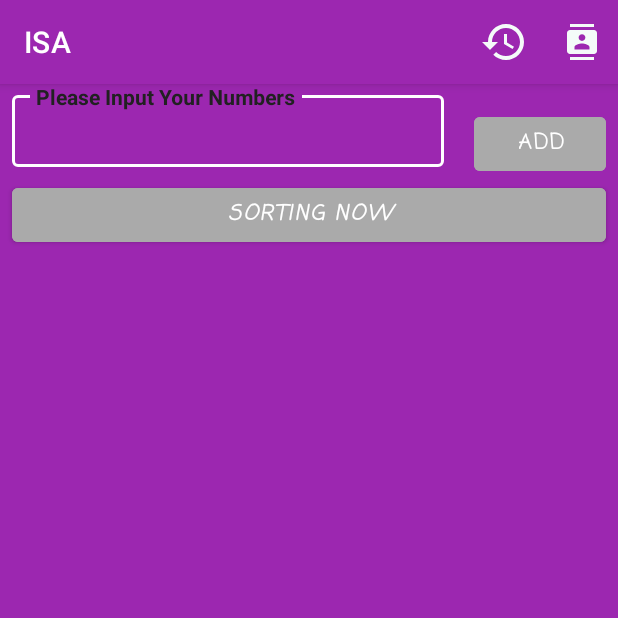
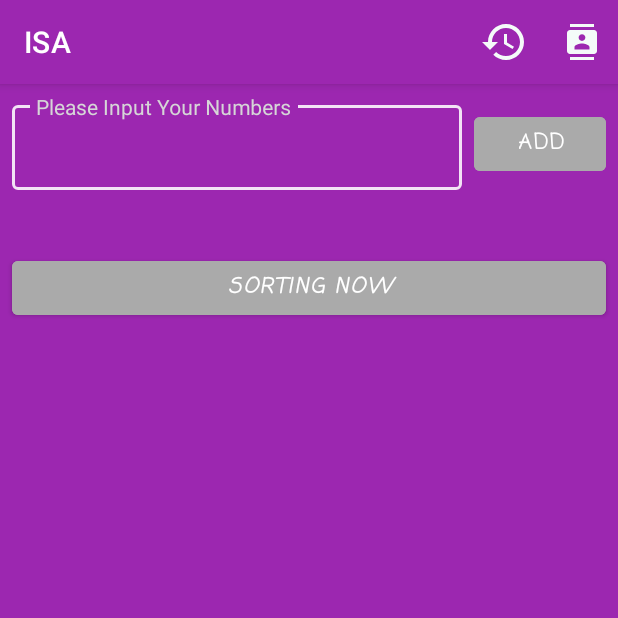
Before and after one commit to neosbob/CPSC542Test, an Android app: the screen it shows after launch (sort), after a tap on "SORTING NOW", on a phone screen of 412 x 824 dp, the top half of it. Run offline under Robolectric (Android 15) with nearby library versions, the phone set to English and light mode, and no system bars; libraries missing offline, so code that uses them is left out: edu.fullerton, es.dmoral.toasty; Roboto replaces fonts that are not available here; 2 statements that could not run were skipped.

```diff
--- a/app/build.gradle
+++ b/app/build.gradle
@@ -41,6 +41,7 @@ dependencies {
     implementation 'pl.droidsonroids.gif:android-gif-drawable:1.2.3'
     implementation 'com.google.android.material:material:1.1.0-alpha06'
     implementation 'net.steamcrafted:materialiconlib:1.1.5'
+    implementation 'com.github.GrenderG:Toasty:1.4.2'
 
 
 
--- a/app/src/main/java/edu/fullerton/AdvSofwareProcess/InsertionSortApp/MainActivity.kt
+++ b/app/src/main/java/edu/fullerton/AdvSofwareProcess/InsertionSortApp/MainActivity.kt
@@ -25,7 +25,7 @@ class MainActivity : AppCompatActivity() {
 
             startActivity(intentS)
 
-        }, 4000)
+        }, 3000)
 
 
 
--- a/app/src/main/java/edu/fullerton/AdvSofwareProcess/InsertionSortApp/sort.kt
+++ b/app/src/main/java/edu/fullerton/AdvSofwareProcess/InsertionSortApp/sort.kt
@@ -6,10 +6,14 @@ import android.os.Bundle
 import android.util.Log
 import android.view.Menu
 import android.view.MenuItem
+import android.view.View
 import android.view.View.INVISIBLE
 import android.view.View.VISIBLE
 import android.widget.ArrayAdapter
 import android.widget.Toast
+import androidx.appcompat.app.AlertDialog
+import androidx.core.graphics.toColorInt
+import es.dmoral.toasty.Toasty
 import kotlinx.android.synthetic.main.activity_sort.*
 import kotlinx.android.synthetic.main.activity_sort.view.*
 
@@ -87,18 +91,16 @@ class sort : AppCompatActivity() {
     
 
      */
-    fun Condition_add(num: Int) : String {
+    fun Condition_add(num: Int) : Boolean {
 
-        if (num >=  0 && num <= 9 ){
+        if (num in 0.rangeTo(9) ){
 
             Datas.add(num)
             result.add(Datas.toString())
-            return ""
+            return true
         }
 
-        else{
-            return "Your Input not in range 0-9"
-        }
+        return false
 
     }
     /*
@@ -107,21 +109,21 @@ class sort : AppCompatActivity() {
      The minimum input size = 2 (otherwise, issue an error message)
 
      */
-    fun Check_Size (arrays: ArrayList<Int>):String{
+    fun Check_Size (arrays: ArrayList<Int>):Int{
 
         if ( arrays.size < 2 )
         {
-            return "Minimum two integers in order to sort"
+            return 1
         }
         else if ( arrays.size > 8 ){
-            return "Maximum  eight numbers in order to sort"
+            return 2
 
         }
         else{
 
             InsertionSort(arrays)
 
-            return ""
+            return 0
         }
 
     }
@@ -129,9 +131,12 @@ class sort : AppCompatActivity() {
 
 
 
+
     override fun onCreate(savedInstanceState: Bundle?) {
         super.onCreate(savedInstanceState)
         setContentView(R.layout.activity_sort)
+
+
 
 
         // make an contructor for simple textview in the datas array
@@ -155,12 +160,15 @@ class sort : AppCompatActivity() {
             else {
              t = input.split(" ",",") as ArrayList<String>
 
-                Log.i("string", t.toString());
 
                 t.forEach() {
 
+                    if(!Condition_add(it.toInt())) {
 
-                    Toast.makeText(this, Condition_add(it.toInt()), Toast.LENGTH_LONG).show()
+                        Toasty.error(this, "Your Input not in Range 0-9", Toast.LENGTH_LONG, true)
+                            .show()
+                        Datas.clear()
+                    }
                     adapter.notifyDataSetChanged()
                     // this is the internal function use for notify the list change and update layout
                 }
@@ -170,14 +178,29 @@ class sort : AppCompatActivity() {
         process.setOnClickListener {
 
             result.clear()
-            Toast.makeText(this,  Check_Size(Datas), Toast.LENGTH_LONG).show()
 
 
-            if( Check_Size(Datas) == "") {
+            Toasty.Config.getInstance().tintIcon(true).apply()
+
+            if( Check_Size(Datas) == 1 ) {
+                Datas.clear()
+
+
+                Toasty.error(this,  "Minimum Two Numbers For Sorting", Toast.LENGTH_SHORT, true).show()
+
+            }
+            else if (Check_Size(Datas) == 2){
+                Datas.clear()
+                Toasty.error(this,  "Maximum Eight Numbers For Sorting", Toast.LENGTH_SHORT, true).show()
+
+            }
+            else {
+
                 clear.visibility = VISIBLE
+
+
             }
             adapter.notifyDataSetChanged()
-
 
 
         }
@@ -195,6 +218,8 @@ class sort : AppCompatActivity() {
         }
 
     }
+
+
 
     override fun onCreateOptionsMenu(menu: Menu): Boolean {
         menuInflater.inflate(R.menu.actionbar_items, menu)
--- a/app/src/main/res/layout/activity_sort.xml
+++ b/app/src/main/res/layout/activity_sort.xml
@@ -10,10 +10,10 @@
     <androidx.constraintlayout.widget.Guideline
         android:id="@+id/guideline2"
         android:layout_width="0dp"
-        android:layout_height="0dp"
-        android:layout_marginTop="100dp"
+        android:layout_height="wrap_content"
+        android:layout_marginTop="200dp"
         android:orientation="horizontal"
-        app:layout_constraintGuide_begin="137dp"
+        app:layout_constraintGuide_begin="168dp"
         app:layout_constraintTop_toTopOf="parent" />
 
     <com.google.android.material.button.MaterialButton
@@ -37,21 +37,27 @@
         android:id="@+id/hintinput"
 
         style="@style/Widget.TextInputLayout"
-        android:layout_width="288dp"
-        android:layout_height="62dp"
+        android:layout_width="0dp"
+        android:layout_height="wrap_content"
         android:layout_marginStart="8dp"
+        android:layout_marginTop="8dp"
+        android:layout_marginEnd="8dp"
+        android:layout_marginBottom="8dp"
         android:hint="@string/hintnum"
-        android:textColorHint="@color/material_on_surface_emphasis_high_type"
+        android:textColorHint="@color/defaultTextColor"
         app:boxBackgroundColor="@color/custom"
-        app:boxStrokeColor="@color/design_default_color_on_primary"
+        app:boxStrokeColor="@color/material_on_primary_emphasis_high_type"
         app:counterTextAppearance="@style/TextAppearance.AppCompat.Body1"
         app:errorEnabled="true"
         app:errorTextAppearance="@style/TextAppearance.AppCompat.Body1"
         app:helperTextTextAppearance="@style/TextAppearance.AppCompat.Body1"
         app:hintTextAppearance="@style/TextAppearance.AppCompat.Body1"
+        app:hintTextColor="@color/defaultTextColor"
         app:layout_constraintBottom_toBottomOf="@+id/add"
+        app:layout_constraintEnd_toStartOf="@+id/add"
         app:layout_constraintStart_toStartOf="parent"
-        app:layout_constraintTop_toTopOf="parent">
+        app:layout_constraintTop_toTopOf="parent"
+        app:layout_constraintVertical_bias="0.0">
 
         <com.google.android.material.textfield.TextInputEditText
             android:id="@+id/input"
@@ -63,30 +69,35 @@
             android:textColor="@color/design_default_color_background" />
     </com.google.android.material.textfield.TextInputLayout>
 
+
     <com.google.android.material.button.MaterialButton
         android:id="@+id/process"
         android:layout_width="0dp"
         android:layout_height="wrap_content"
         android:layout_marginStart="8dp"
 
+        android:layout_marginTop="8dp"
         android:layout_marginEnd="8dp"
+        android:layout_marginBottom="8dp"
         android:backgroundTint="@android:color/darker_gray"
         android:fontFamily="casual"
         android:text="@string/processsort"
         android:textAllCaps="true"
         android:textColor="@color/white"
         android:textStyle="bold|italic"
+        app:layout_constraintBottom_toTopOf="@+id/clear"
         app:layout_constraintEnd_toEndOf="parent"
+        app:layout_constraintHorizontal_bias="0.0"
         app:layout_constraintStart_toStartOf="parent"
         app:layout_constraintTop_toBottomOf="@+id/hintinput"
         app:rippleColor="@color/design_default_color_background" />
-
 
     <com.google.android.material.button.MaterialButton
         android:id="@+id/clear"
         android:layout_width="wrap_content"
         android:layout_height="wrap_content"
         android:layout_marginStart="100dp"
+        android:layout_marginTop="2dp"
         android:layout_marginEnd="100dp"
         android:backgroundTint="@android:color/darker_gray"
         android:textColor="@color/white"
--- a/app/src/main/res/values/styles.xml
+++ b/app/src/main/res/values/styles.xml
@@ -4,7 +4,6 @@
     <style name="AppTheme" parent="Theme.MaterialComponents.Light.DarkActionBar">
         <item name ="android:navigationBarColor">@color/custom</item>
         <item name="android:background">@color/custom</item>
-        <item name="android:textStyle"> bold</item>
         <item name="android:textColor"> @color/white</item>
     </style>
 
--- a/build.gradle
+++ b/build.gradle
@@ -19,6 +19,8 @@ allprojects {
     repositories {
         google()
         jcenter()
+        maven { url "https://jitpack.io" }
+
 
     }
 }
```
